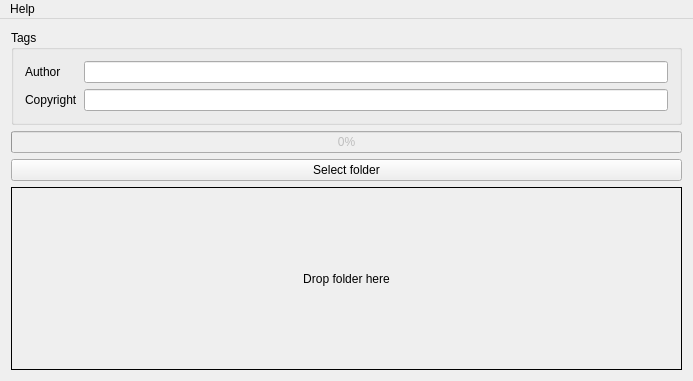
The window that qexif/mainwindow.ui (variar/copyright-tagger) describes before a commit, drawn with Qt 5.
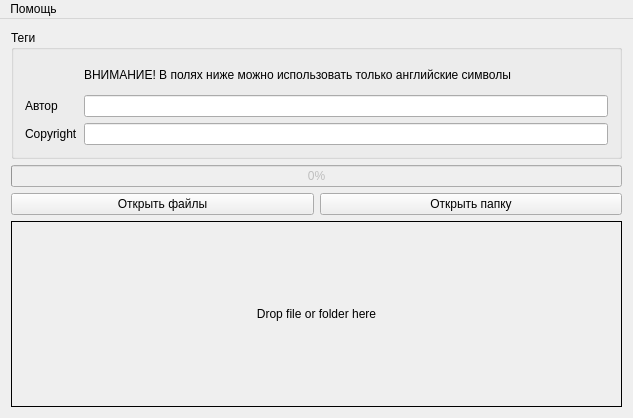
The same window after the commit. Icons and pictures are not drawn. Custom widgets are drawn as their Qt base class.

Diff of the .ui file:
```diff
--- a/qexif/mainwindow.ui
+++ b/qexif/mainwindow.ui
@@ -6,8 +6,8 @@
    <rect>
     <x>0</x>
     <y>0</y>
-    <width>693</width>
-    <height>381</height>
+    <width>633</width>
+    <height>418</height>
    </rect>
   </property>
   <property name="windowTitle">
@@ -28,37 +28,47 @@
        </sizepolicy>
       </property>
       <property name="title">
-       <string>Tags</string>
+       <string>Теги</string>
       </property>
       <layout class="QFormLayout" name="formLayout">
-       <item row="0" column="0">
+       <item row="1" column="0">
         <widget class="QLabel" name="label">
          <property name="text">
-          <string>Author</string>
+          <string>Автор</string>
          </property>
         </widget>
        </item>
-       <item row="0" column="1">
+       <item row="1" column="1">
         <widget class="QLineEdit" name="lineEdit">
          <property name="text">
           <string/>
          </property>
         </widget>
        </item>
-       <item row="1" column="0">
+       <item row="2" column="0">
         <widget class="QLabel" name="label_2">
          <property name="text">
           <string>Copyright</string>
          </property>
         </widget>
        </item>
-       <item row="1" column="1">
+       <item row="2" column="1">
         <widget class="QLineEdit" name="lineEdit_2">
          <property name="text">
           <string/>
          </property>
         </widget>
        </item>
+       <item row="0" column="1">
+        <widget class="QLabel" name="label_3">
+         <property name="text">
+          <string>ВНИМАНИЕ! В полях ниже можно использовать только английские символы</string>
+         </property>
+         <property name="wordWrap">
+          <bool>true</bool>
+         </property>
+        </widget>
+       </item>
       </layout>
      </widget>
     </item>
@@ -76,11 +86,22 @@
      </widget>
     </item>
     <item>
-     <widget class="QPushButton" name="pushButton">
-      <property name="text">
-       <string>Select folder</string>
-      </property>
-     </widget>
+     <layout class="QHBoxLayout" name="horizontalLayout">
+      <item>
+       <widget class="QPushButton" name="selectFileButton">
+        <property name="text">
+         <string>Открыть файлы</string>
+        </property>
+       </widget>
+      </item>
+      <item>
+       <widget class="QPushButton" name="selectFolderButton">
+        <property name="text">
+         <string>Открыть папку</string>
+        </property>
+       </widget>
+      </item>
+     </layout>
     </item>
     <item>
      <widget class="DropArea" name="dropLabel">
@@ -97,7 +118,7 @@
        <enum>QFrame::Box</enum>
       </property>
       <property name="text">
-       <string>Drop folder here</string>
+       <string>Drop file or folder here</string>
       </property>
       <property name="alignment">
        <set>Qt::AlignCenter</set>
@@ -111,13 +132,13 @@
     <rect>
      <x>0</x>
      <y>0</y>
-     <width>693</width>
+     <width>633</width>
      <height>28</height>
     </rect>
    </property>
    <widget class="QMenu" name="menuAbout">
     <property name="title">
-     <string>Help</string>
+     <string>Помощь</string>
     </property>
     <addaction name="actionAbout"/>
     <addaction name="actionAboutQt"/>
```
Left out of the diff: 4 changed lines with no effect on the pictures.
